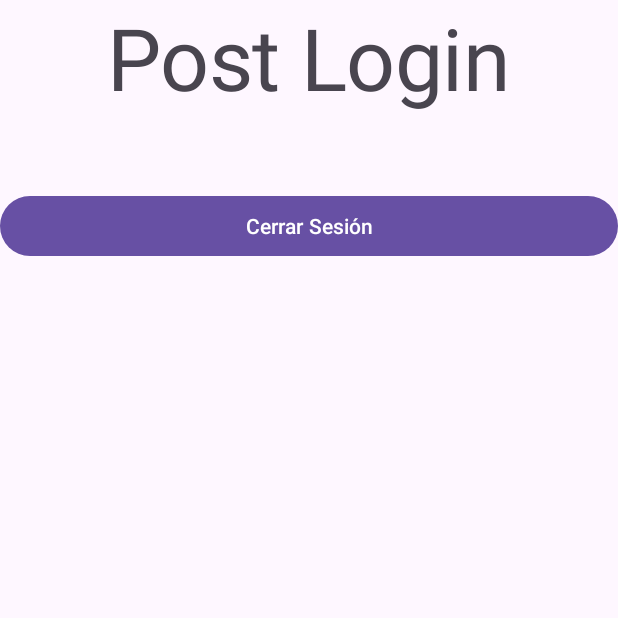
After one commit to CristofherAndres/Login_Firebase, an Android app: the PostLogin screen opened directly, with no data from a screen before it, on a phone screen of 412 x 824 dp, the top half of it. The commit adds this screen. Run offline under Robolectric (Android 15) with nearby library versions, the phone set to English and light mode, and no system bars; our stand-ins replace Firebase (no records; nobody signed in at launch, a user with empty details on screens opened directly).

Commit message:
Avance Post Login y SignOut

```diff
--- a/app/src/main/AndroidManifest.xml
+++ b/app/src/main/AndroidManifest.xml
@@ -13,6 +13,9 @@
         android:theme="@style/Theme.LoginFB"
         tools:targetApi="31">
         <activity
+            android:name=".PostLogin"
+            android:exported="false" />
+        <activity
             android:name=".MainActivity"
             android:exported="true">
             <intent-filter>
--- a/app/src/main/java/com/example/loginfb/MainActivity.kt
+++ b/app/src/main/java/com/example/loginfb/MainActivity.kt
@@ -1,5 +1,6 @@
 package com.example.loginfb
 
+import android.content.Intent
 import android.os.Bundle
 import android.widget.Toast
 import androidx.activity.enableEdgeToEdge
@@ -60,6 +61,15 @@ class MainActivity : AppCompatActivity() {
             .addOnCompleteListener{
                 if(it.isSuccessful){
                     Toast.makeText(this, "Inicio de sesión correcto", Toast.LENGTH_SHORT).show()
+
+                    // Ir al post login
+                    try {
+                        val intent = Intent(this, PostLogin::class.java)
+                        startActivity(intent)
+                    } catch (e: Exception) {
+                        Toast.makeText(this, e.toString(), Toast.LENGTH_SHORT).show()
+                    }
+
                 }else{
                     Toast.makeText(this, "Error al iniciar sesión", Toast.LENGTH_SHORT).show()
                 }
--- /dev/null
+++ b/app/src/main/java/com/example/loginfb/PostLogin.kt
@@ -0,0 +1,49 @@
+package com.example.loginfb
+
+import android.os.Bundle
+import android.widget.Toast
+import androidx.activity.enableEdgeToEdge
+import androidx.appcompat.app.AppCompatActivity
+import androidx.core.view.ViewCompat
+import androidx.core.view.WindowInsetsCompat
+import com.example.loginfb.databinding.ActivityPostLoginBinding
+import com.google.firebase.auth.FirebaseAuth
+import com.google.firebase.auth.ktx.auth
+import com.google.firebase.ktx.Firebase
+
+class PostLogin : AppCompatActivity() {
+
+    // Configurar ViewBinding
+    private lateinit var binding: ActivityPostLoginBinding
+    // Configurar Firebase
+    private lateinit var auth: FirebaseAuth
+
+    override fun onCreate(savedInstanceState: Bundle?) {
+        super.onCreate(savedInstanceState)
+        enableEdgeToEdge()
+        // Inicializar ViewBinding
+        binding = ActivityPostLoginBinding.inflate(layoutInflater)
+        setContentView(binding.root)
+
+        ViewCompat.setOnApplyWindowInsetsListener(findViewById(R.id.main)) { v, insets ->
+            val systemBars = insets.getInsets(WindowInsetsCompat.Type.systemBars())
+            v.setPadding(systemBars.left, systemBars.top, systemBars.right, systemBars.bottom)
+            insets
+        }
+
+        // Inicializar Firebase Auth
+        auth = Firebase.auth
+
+        binding.btnLogout.setOnClickListener {
+            signOut() // Cerrar sesión
+        }
+
+
+    }
+
+    private fun signOut() {
+        Firebase.auth.signOut()
+        Toast.makeText(this, "Sesión cerrada", Toast.LENGTH_SHORT).show()
+        finish()
+    }
+}
--- /dev/null
+++ b/app/src/main/res/layout/activity_post_login.xml
@@ -0,0 +1,29 @@
+<?xml version="1.0" encoding="utf-8"?>
+<androidx.constraintlayout.widget.ConstraintLayout xmlns:android="http://schemas.android.com/apk/res/android"
+xmlns:app="http://schemas.android.com/apk/res-auto"
+xmlns:tools="http://schemas.android.com/tools"
+    android:id="@+id/main"
+android:layout_width="match_parent"
+android:layout_height="match_parent"
+tools:context=".PostLogin">
+
+<TextView
+    android:id="@+id/textView"
+    android:layout_width="wrap_content"
+    android:layout_height="wrap_content"
+    android:text="Post Login"
+    android:textAppearance="@style/TextAppearance.Material3.DisplayLarge"
+    app:layout_constraintEnd_toEndOf="parent"
+    app:layout_constraintStart_toStartOf="parent"
+    app:layout_constraintTop_toTopOf="parent" />
+
+
+<com.google.android.material.button.MaterialButton
+    android:id="@+id/btnLogout"
+    android:layout_width="match_parent"
+    android:layout_height="wrap_content"
+    android:text="Cerrar Sesión"
+    android:layout_marginTop="50dp"
+    app:layout_constraintTop_toBottomOf="@+id/textView" />
+
+</androidx.constraintlayout.widget.ConstraintLayout>
```
